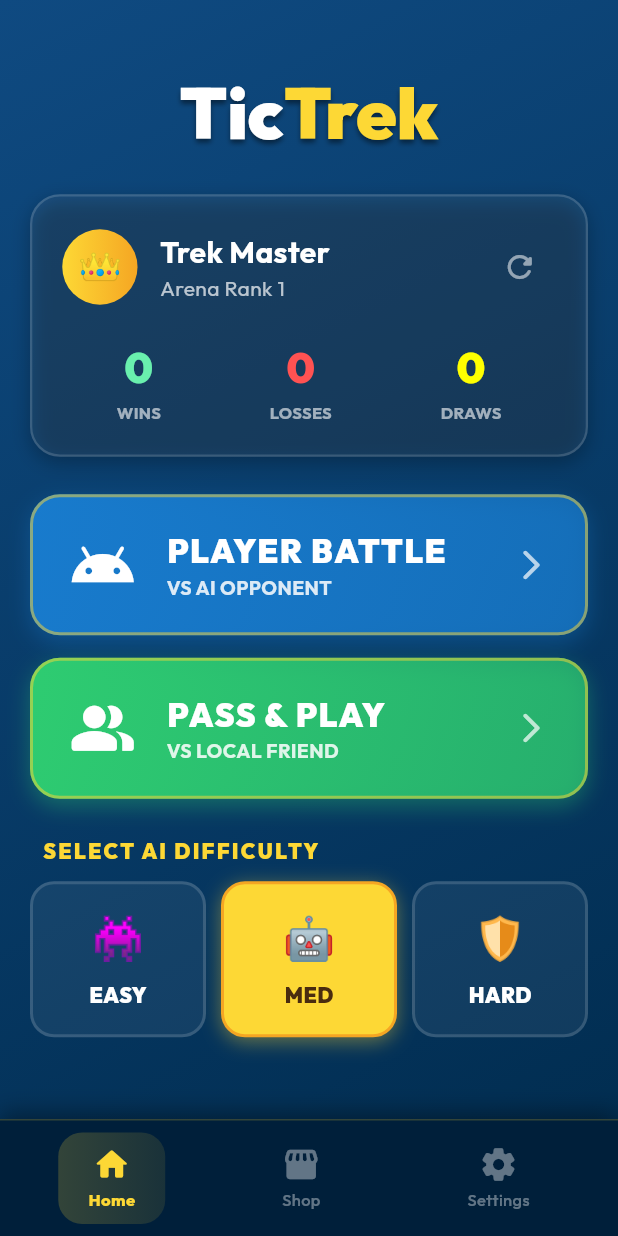
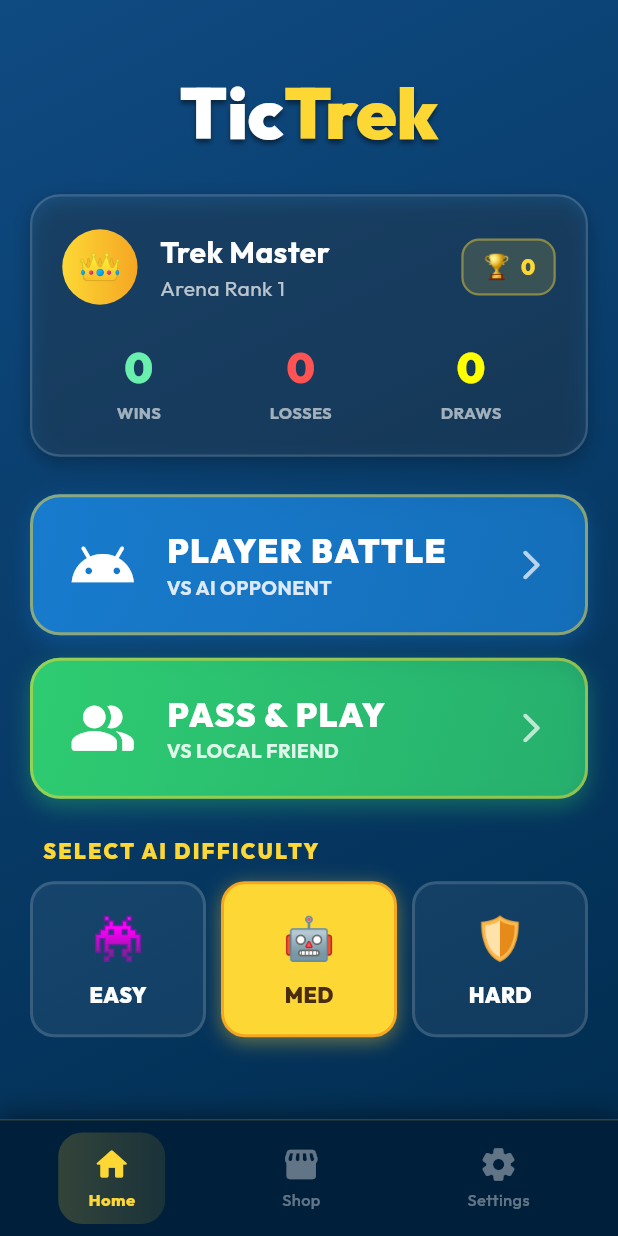
Before and after one commit to SurajChaurasia84/TicTrek, a Flutter app: the screen it shows after launch, on a phone screen of 412 x 824 dp. Run offline on Flutter 3.47's test engine with Material 3 defaults, Android fonts, the phone set to English and light mode, and no system bars; our stand-ins replace google_fonts, share_plus, shared_preferences.

Commit message:
feat: improve home screen UI and behavior

```diff
--- a/lib/screens/home_screen.dart
+++ b/lib/screens/home_screen.dart
@@ -161,10 +161,28 @@ class HomeScreenView extends StatelessWidget {
                   ],
                 ),
               ),
-              IconButton(
-                icon: const Icon(Icons.refresh_rounded, color: Colors.white54),
-                tooltip: 'Reset Stats',
-                onPressed: onResetStats,
+              Container(
+                padding: const EdgeInsets.symmetric(horizontal: 12, vertical: 6),
+                decoration: BoxDecoration(
+                  color: const Color(0x26FDD835),
+                  borderRadius: BorderRadius.circular(12),
+                  border: Border.all(color: const Color(0x66FDD835), width: 1.5),
+                ),
+                child: Row(
+                  mainAxisSize: MainAxisSize.min,
+                  children: [
+                    const Text('🏆', style: TextStyle(fontSize: 16)),
+                    const SizedBox(width: 6),
+                    Text(
+                      '${(playerWins * 10) + (draws * 2)}',
+                      style: GoogleFonts.outfit(
+                        fontSize: 14,
+                        fontWeight: FontWeight.w900,
+                        color: const Color(0xFFFDD835),
+                      ),
+                    ),
+                  ],
+                ),
               ),
             ],
           ),
```
